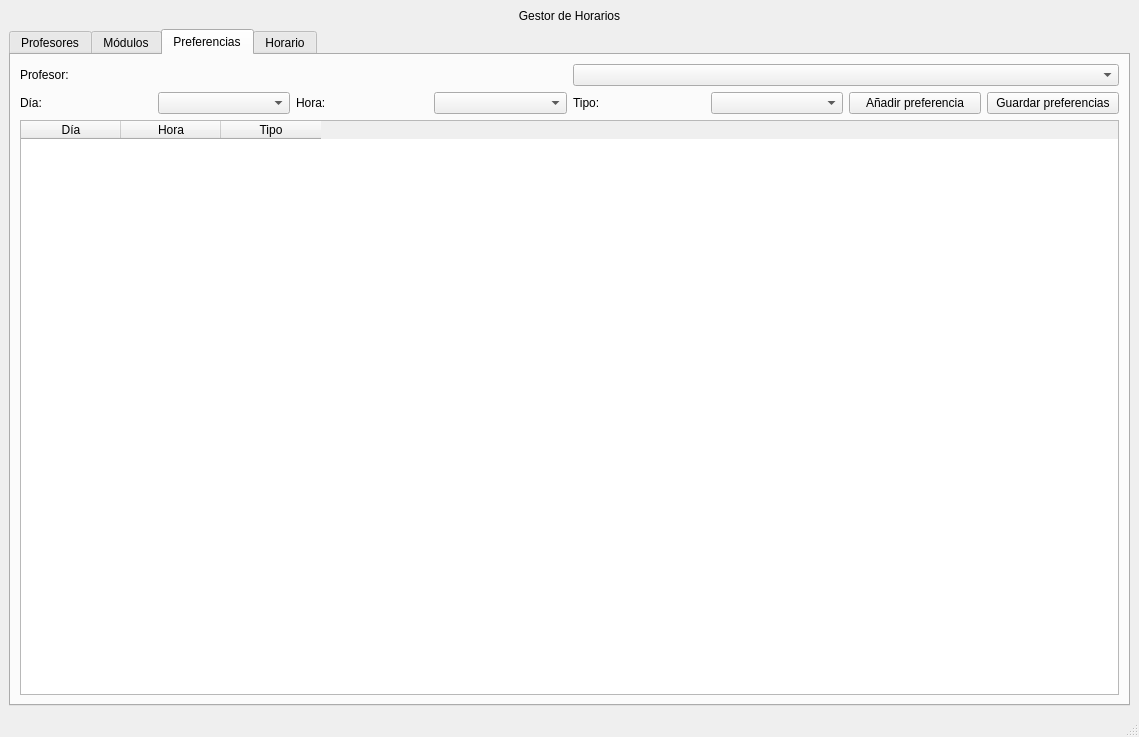
Before: the Qt Designer form Vista/Vista.ui in HugoRomeroMorales/CreadorDeHorarios, drawn with Qt 5.
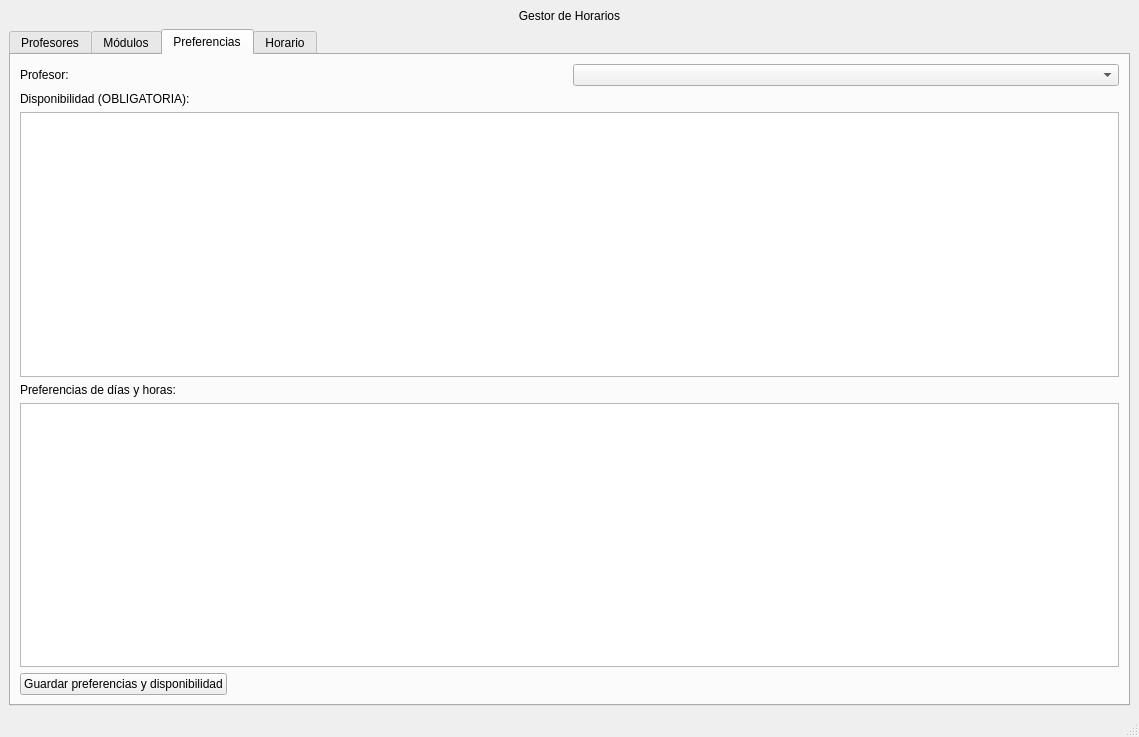
After: the same form once the commit is applied. The open tabs and pages were chosen to show the change.

Commit message: cambio a preferencia del algoritmo

What changed in the file:
```diff
--- a/Vista/Vista.ui
+++ b/Vista/Vista.ui
@@ -267,73 +267,68 @@
                                     </layout>
                                 </item>
                                 <item>
-                                    <layout class="QHBoxLayout" name="horizontalLayout_formPref">
-                                        <item>
-                                            <widget class="QLabel" name="labelDiaPref">
+                                    <widget class="QLabel" name="labelDispTitulo">
                                                 <property name="text">
-                                                    <string>Día:</string>
+                                            <string>Disponibilidad (OBLIGATORIA):</string>
                                                 </property>
                                             </widget>
                                         </item>
                                         <item>
-                                            <widget class="QComboBox" name="comboDiaPref"/>
-                                        </item>
-                                        <item>
-                                            <widget class="QLabel" name="labelHoraPref">
-                                                <property name="text">
-                                                    <string>Hora:</string>
-                                                </property>
-                                            </widget>
-                                        </item>
-                                        <item>
-                                            <widget class="QComboBox" name="comboHoraPref"/>
-                                        </item>
-                                        <item>
-                                            <widget class="QLabel" name="labelTipoPref">
-                                                <property name="text">
-                                                    <string>Tipo:</string>
+                                    <widget class="QTableWidget" name="tablaDisponibilidad">
+                                        <property name="selectionMode">
+                                            <enum>QAbstractItemView::ExtendedSelection</enum>
+                                        </property>
+                                        <property name="selectionBehavior">
+                                            <enum>QAbstractItemView::SelectItems</enum>
                                                 </property>
                                             </widget>
                                         </item>
+                                
+                                
                                         <item>
-                                            <widget class="QComboBox" name="comboTipoPref"/>
-                                        </item>
-                                        <item>
-                                            <widget class="QPushButton" name="btnAnadirPreferencia">
+                                    <widget class="QLabel" name="labelPrefTitulo">
                                                 <property name="text">
-                                                    <string>Añadir preferencia</string>
-                                                </property>
-                                            </widget>
-                                        </item>
-                                        <item>
-                                            <widget class="QPushButton" name="btnGuardarPreferencias">
-                                                <property name="text">
-                                                    <string>Guardar preferencias</string>
-                                                </property>
-                                            </widget>
-                                        </item>
-                                    </layout>
+                                            <string>Preferencias de días y horas:</string>
+                                        </property>
+                                    </widget>
                                 </item>
                                 <item>
                                     <widget class="QTableWidget" name="tablaPreferencias">
-                                        <column>
-                                            <property name="text">
-                                                <string>Día</string>
-                                            </property>
-                                        </column>
-                                        <column>
-                                            <property name="text">
-                                                <string>Hora</string>
-                                            </property>
-                                        </column>
-                                        <column>
+                                        <property name="selectionMode">
+                                            <enum>QAbstractItemView::ExtendedSelection</enum>
+                                        </property>
+                                        <property name="selectionBehavior">
+                                            <enum>QAbstractItemView::SelectItems</enum>
+                                        </property>
+                                    </widget>
+                                </item>
+                                
+                                
+                                <item>
+                                    <layout class="QHBoxLayout" name="horizontalLayout_botonesPref">
+                                        <item>
+                                            <widget class="QPushButton" name="btnGuardarPrefDisp">
                                             <property name="text">
-                                                <string>Tipo</string>
-                                            </property>
-                                        </column>
-                                    </widget>
-                                </item>
-                            </layout>
+                                                    <string>Guardar preferencias y disponibilidad</string>
+                                                </property>
+                                            </widget>
+                                        </item>
+                                        <item>
+                                            <spacer name="horizontalSpacer_pref_1">
+                                                <property name="orientation">
+                                                    <enum>Qt::Horizontal</enum>
+                                                </property>
+                                                <property name="sizeHint" stdset="0">
+                                                    <size>
+                                                        <width>40</width>
+                                                        <height>20</height>
+                                                    </size>
+                                                </property>
+                                            </spacer>
+                                        </item>
+                                    </layout>
+                                </item>
+                            </layout>
                         </widget>
                         <widget class="QWidget" name="tabHorario">
                             <attribute name="title">
```
Left out of the diff: 11 changed lines with no effect on the pictures. Lines whose indentation alone changed are shown as unchanged.
